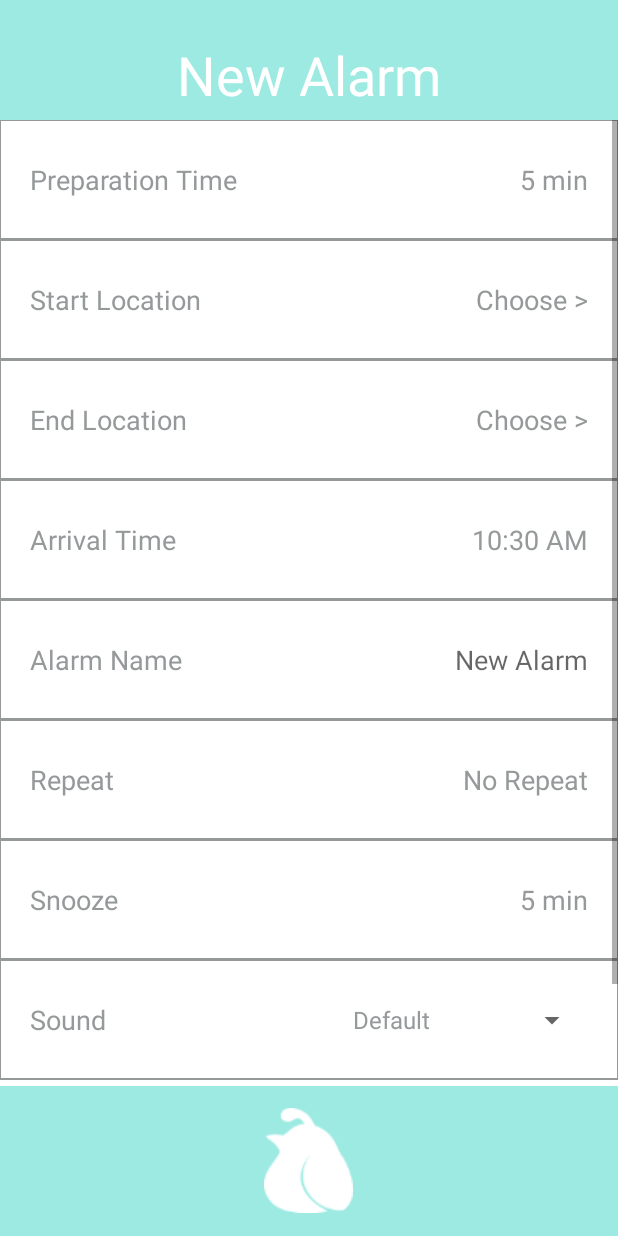
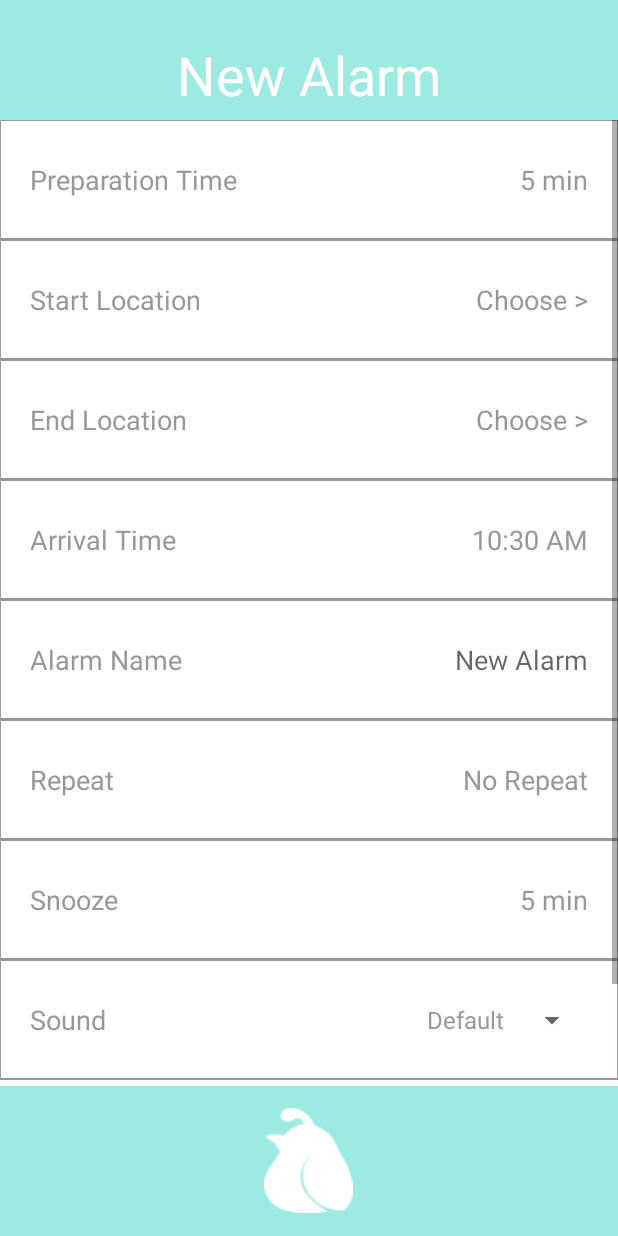
Before and after one commit to Brendan101/pico, an Android app: the AlarmActivity screen opened directly, with no data from a screen before it, on a phone screen of 412 x 824 dp. Run offline under Robolectric (Android 15) with nearby library versions, the light colour scheme and no system bars; Roboto replaces fonts that are not available here; 4 statements that could not run were skipped.

Commit message:
ui tweaks

```diff
--- a/app/src/main/java/com/app/pico/AlarmArrayAdapter.java
+++ b/app/src/main/java/com/app/pico/AlarmArrayAdapter.java
@@ -83,7 +83,7 @@ public class AlarmArrayAdapter extends ArrayAdapter<Alarm> {
     private void setupItem(AlarmHolder alarmHolder)
     {
         alarmHolder.name.setText(alarmHolder.alarm.getEventName());
-        alarmHolder.readyTime.setText(alarmHolder.alarm.getPrepTimeForDisplay());
+        alarmHolder.readyTime.setText(alarmHolder.alarm.getArrivalTimeAsString());
         alarmHolder.active.setChecked(alarmHolder.alarm.isActive());
     }
 
--- a/app/src/main/res/layout/activity_alarm.xml
+++ b/app/src/main/res/layout/activity_alarm.xml
@@ -610,7 +610,9 @@
                     android:layout_centerVertical="true"
                     android:text="Default"
                     android:textSize="18sp"
-                    android:color="@color/elementGrey" />
+                    android:color="@color/elementGrey"
+                    android:popupBackground="@drawable/dropdown"
+                    android:textAlignment="textEnd" />
             </RelativeLayout>
 
             <LinearLayout
```
